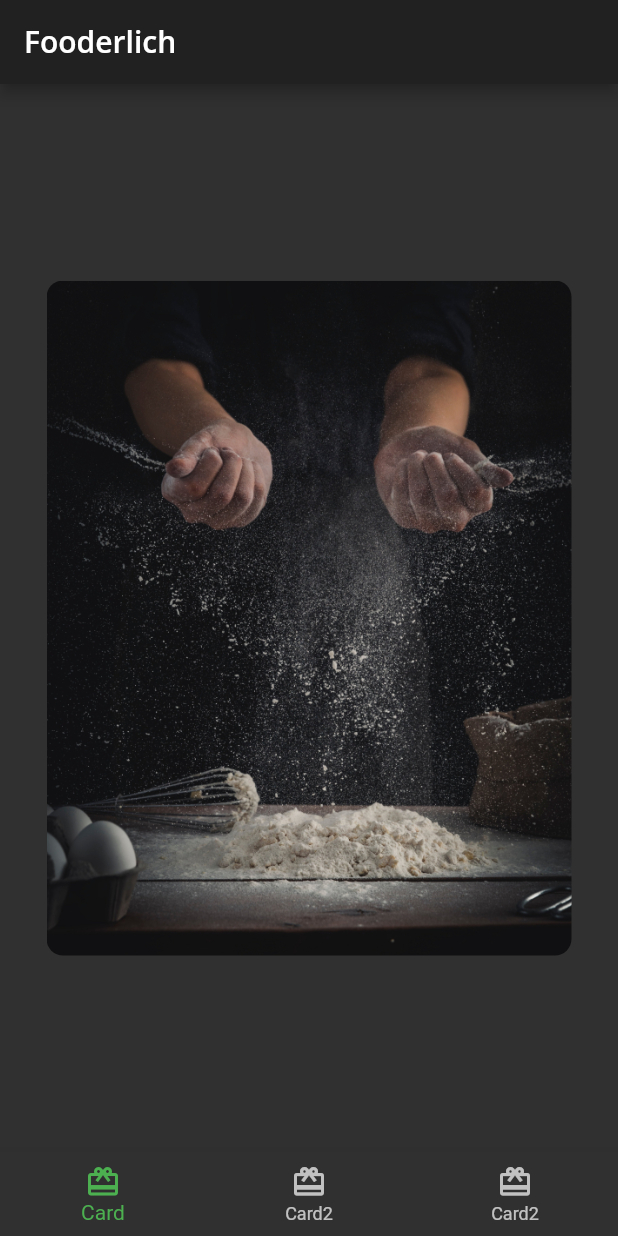
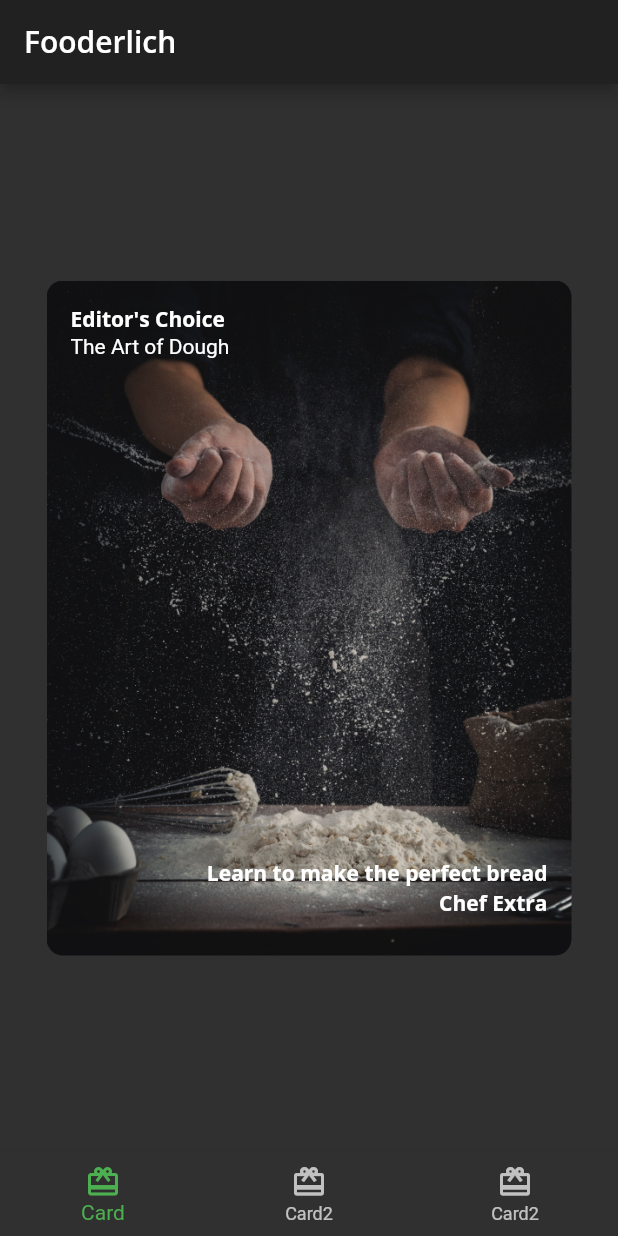
Before and after one commit to akgmage/fooder_lich, a Flutter app: the screen it shows after launch, on a phone screen of 412 x 824 dp. Run offline on Flutter 3.47's test engine with Material 2 defaults, Android fonts, the phone set to English and light mode, and no system bars; our stand-ins replace google_fonts.

Commit message:
Add text as stack int the Contianer

```diff
--- a/lib/card1.dart
+++ b/lib/card1.dart
@@ -1,4 +1,5 @@
 import 'package:flutter/material.dart';
+import 'fooderlich_theme.dart';
 
 class Card1 extends StatelessWidget {
   const Card1({Key? key}) : super(key: key);
@@ -20,6 +21,37 @@ class Card1 extends StatelessWidget {
           ),
           borderRadius: BorderRadius.all(Radius.circular(11.0)),
         ),
+        child: Stack(
+          children: [
+            Text(
+              category,
+              style: FooderlichTheme.darkTextTheme.bodyText1,
+            ),
+            Positioned(
+              child: Text(
+                title,
+                style: FooderlichTheme.darkTextTheme.headline5,
+              ),
+              top: 20,
+            ),
+            Positioned(
+              child: Text(
+                description,
+                style: FooderlichTheme.darkTextTheme.bodyText1,
+              ),
+              bottom: 30,
+              right: 0,
+            ),
+            Positioned(
+              child: Text(
+                chef,
+                style: FooderlichTheme.darkTextTheme.bodyText1,
+              ),
+              bottom: 10,
+              right: 0,
+            ),
+          ],
+        ),
       ),
     );
   }
```
